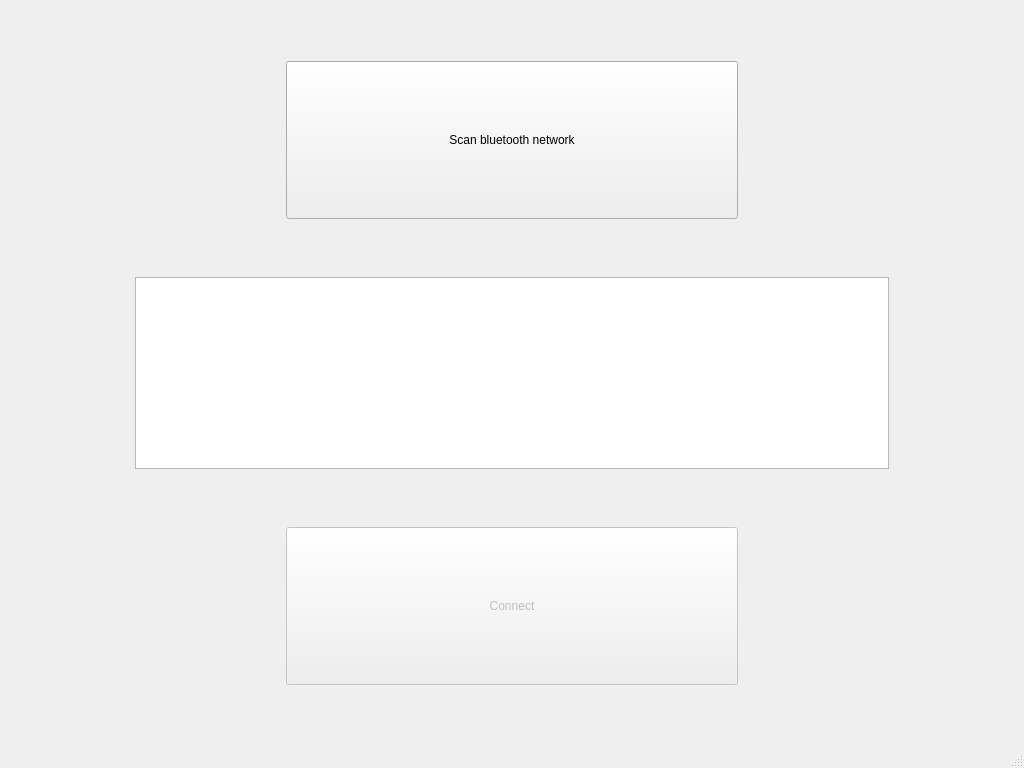
This is blue-app/ui/MainWindow.ui in matus-u/sz-bluetooth as Qt 5 draws it before an edit. The edited form follows.
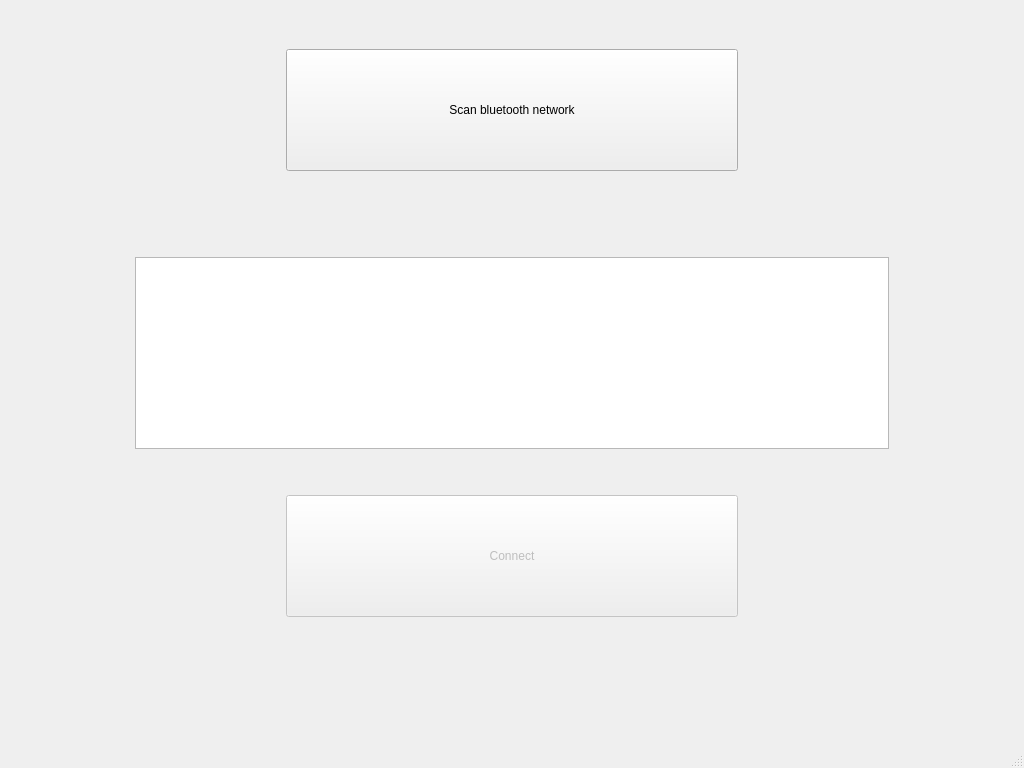
This is the edited form.

Commit message: add connect/disconnect functionality

```diff
--- a/blue-app/ui/MainWindow.ui
+++ b/blue-app/ui/MainWindow.ui
@@ -29,7 +29,7 @@
      </spacer>
     </item>
     <item>
-     <layout class="QVBoxLayout" name="verticalLayout" stretch="1,3,1,0,1,3,1">
+     <layout class="QVBoxLayout" name="verticalLayout" stretch="1,3,0,1,0,1,3,0,0,0,1">
       <item>
        <spacer name="verticalSpacer_3">
         <property name="orientation">
@@ -86,6 +86,19 @@
         </item>
        </layout>
       </item>
+      <item>
+       <spacer name="verticalSpacer_6">
+        <property name="orientation">
+         <enum>Qt::Vertical</enum>
+        </property>
+        <property name="sizeHint" stdset="0">
+         <size>
+          <width>20</width>
+          <height>40</height>
+         </size>
+        </property>
+       </spacer>
+      </item>
       <item>
        <spacer name="verticalSpacer">
         <property name="orientation">
@@ -188,6 +201,50 @@
         </item>
        </layout>
       </item>
+      <item>
+       <spacer name="verticalSpacer_5">
+        <property name="orientation">
+         <enum>Qt::Vertical</enum>
+        </property>
+        <property name="sizeHint" stdset="0">
+         <size>
+          <width>20</width>
+          <height>40</height>
+         </size>
+        </property>
+       </spacer>
+      </item>
+      <item>
+       <layout class="QHBoxLayout" name="horizontalLayout_4">
+        <item>
+         <widget class="QLabel" name="connectInfoLabel">
+          <property name="text">
+           <string/>
+          </property>
+         </widget>
+        </item>
+        <item>
+         <widget class="QLabel" name="connectDeviceLabel">
+          <property name="text">
+           <string/>
+          </property>
+          <property name="alignment">
+           <set>Qt::AlignRight|Qt::AlignTrailing|Qt::AlignVCenter</set>
+          </property>
+         </widget>
+        </item>
+       </layout>
+      </item>
+      <item>
+       <widget class="QLabel" name="remainingTimeLabel">
+        <property name="text">
+         <string/>
+        </property>
+        <property name="alignment">
+         <set>Qt::AlignRight|Qt::AlignTrailing|Qt::AlignVCenter</set>
+        </property>
+       </widget>
+      </item>
       <item>
        <spacer name="verticalSpacer_4">
         <property name="orientation">
```
The commit also changes 5 other files.
